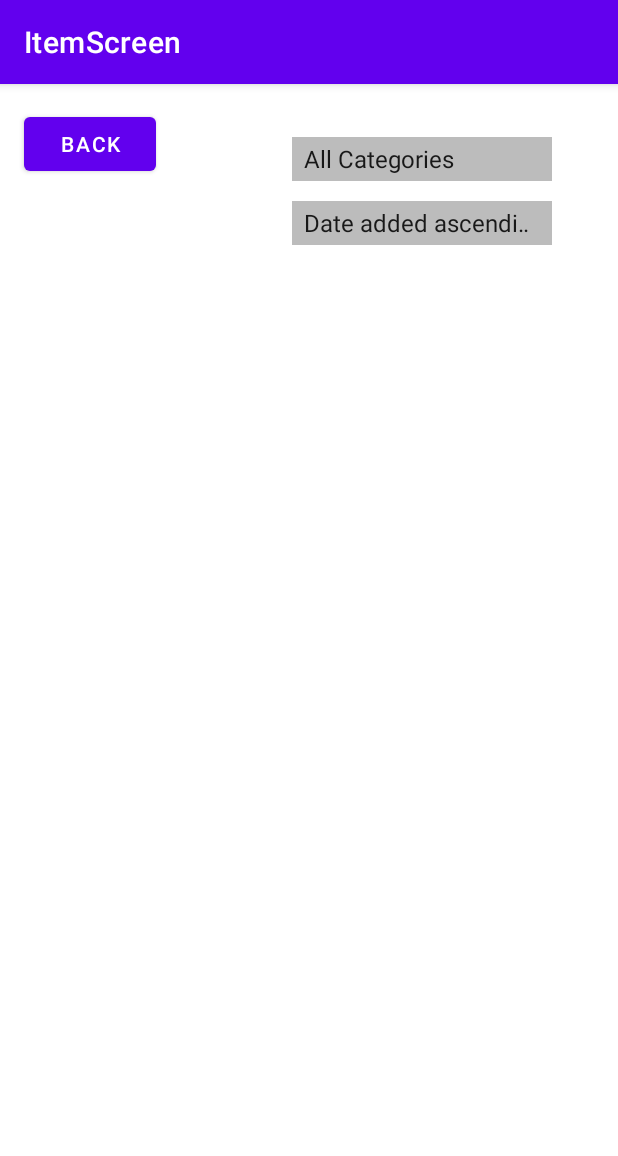
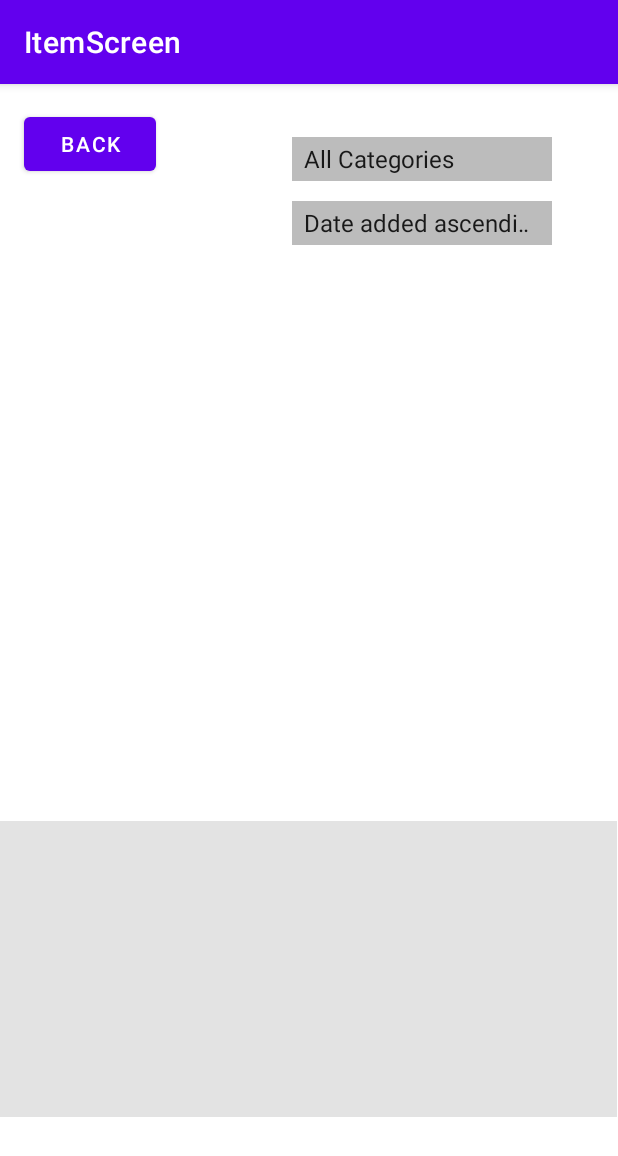
Before and after one commit to iknek/DAT257-Agile-Project, an Android app: the ItemScreen screen opened directly, with no data from a screen before it, on a phone screen of 412 x 824 dp. Shown: the top 1156 px of the screen. Run offline under Robolectric (Android 15) with nearby library versions, the phone set to English and light mode, and no system bars.

Commit message:
Trying to build a removeItem function

```diff
--- a/app/src/main/java/com/example/finditv2/ItemScreen.java
+++ b/app/src/main/java/com/example/finditv2/ItemScreen.java
@@ -4,6 +4,8 @@ import android.os.Bundle;
 import android.view.View;
 import android.widget.*;
 import androidx.appcompat.app.AppCompatActivity;
+import androidx.recyclerview.widget.LinearLayoutManager;
+import androidx.recyclerview.widget.RecyclerView;
 
 import java.util.Comparator;
 import java.util.List;
@@ -13,6 +15,7 @@ public class ItemScreen extends AppCompatActivity {
     private Button backButton;
     private Spinner categorySpinner;
     private Spinner itemOrderSpinner;
+    private RecyclerViewAdapter recyclerViewAdapter;
 
     /**
      * Creates a new activity with the layout "item_screen" to display the lost items.
@@ -25,6 +28,22 @@ public class ItemScreen extends AppCompatActivity {
         showItems = findViewById(R.id.item_list);
         String items = getItems("All Categories", "Date added ascending");
         displayItems(items);
+
+        RecyclerView recyclerView = findViewById(R.id.recentlyAdded);
+        recyclerView.setLayoutManager(new LinearLayoutManager(this));
+        this.recyclerViewAdapter = new RecyclerViewAdapter(this);
+        recyclerView.setAdapter(recyclerViewAdapter);
+
+        recyclerViewAdapter.setClickListener(new RecyclerViewAdapter.ItemClickListener() {
+            @Override
+            public void onItemClick(View view, int position) {
+                Item selectedItem = recyclerViewAdapter.getItem(position);
+                List<Item> currentList = FileManager.getObject();
+                FileManager.removeItem(selectedItem);
+                currentList.remove(selectedItem);
+            }
+        });
+
 
         backButton = findViewById(R.id.button5);
         backButton.setOnClickListener(view -> finish());
--- a/app/src/main/res/layout/activity_main.xml
+++ b/app/src/main/res/layout/activity_main.xml
@@ -52,6 +52,7 @@
             android:id="@+id/recentlyAdded" android:clipToPadding="true"
             app:layout_constraintBottom_toTopOf="@+id/button6" android:background="#E3E3E3"
             app:layout_constraintStart_toStartOf="parent"
-            app:layout_constraintEnd_toEndOf="parent"/>
+            app:layout_constraintEnd_toEndOf="parent" app:layout_constraintHorizontal_bias="0.0"
+            app:layout_constraintVertical_bias="0.511"/>
 
 </androidx.constraintlayout.widget.ConstraintLayout>
--- a/app/src/main/res/layout/item_screen.xml
+++ b/app/src/main/res/layout/item_screen.xml
@@ -13,8 +13,8 @@
             android:layout_marginTop="16dp" app:layout_constraintStart_toStartOf="parent"
             android:layout_marginStart="16dp"/>
     <TextView
-            android:layout_width="330dp"
-            android:layout_height="546dp" android:id="@+id/item_list"
+            android:layout_width="339dp"
+            android:layout_height="363dp" android:id="@+id/item_list"
             app:layout_constraintTop_toTopOf="parent"
             android:layout_marginTop="128dp" app:layout_constraintStart_toStartOf="parent"
             android:layout_marginStart="37dp"/>
@@ -32,4 +32,15 @@
             tools:ignore="TouchTargetSizeCheck,SpeakableTextPresentCheck"
             app:layout_constraintTop_toTopOf="parent"
             android:layout_marginTop="78dp" android:layout_marginEnd="44dp" app:layout_constraintEnd_toEndOf="parent"/>
+
+    <androidx.recyclerview.widget.RecyclerView
+            android:layout_width="411dp"
+            android:layout_height="197dp"
+            android:id="@+id/recentlyAdded" android:clipToPadding="true"
+            android:background="#E3E3E3"
+            app:layout_constraintStart_toStartOf="parent"
+            app:layout_constraintEnd_toEndOf="parent"
+            app:layout_constraintHorizontal_bias="0.0"
+            app:layout_constraintTop_toBottomOf="@+id/item_list" app:layout_constraintBottom_toBottomOf="parent"
+            app:layout_constraintVertical_bias="0.0" android:layout_marginBottom="5dp"/>
 </androidx.constraintlayout.widget.ConstraintLayout>
```
Also changed, not shown: app/src/main/java/com/example/finditv2/FileManager.java (+17 -0 lines), app/src/main/java/com/example/finditv2/RecyclerViewAdapter.java (+17 -5 lines).
